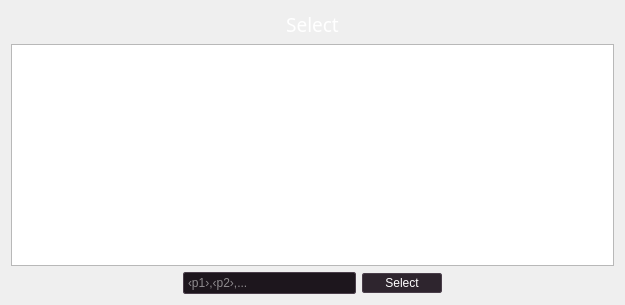
The window that core/qt5/Payload.ui (VainlyStrain/Vailyn) describes before a commit, drawn with Qt 5.
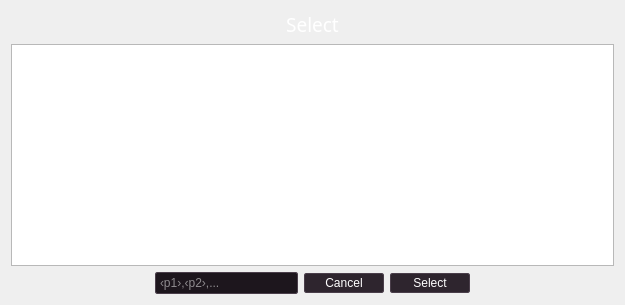
The same window after the commit. Icons and pictures are not drawn.

```diff
--- a/core/qt5/Payload.ui
+++ b/core/qt5/Payload.ui
@@ -249,6 +249,16 @@
        </property>
       </widget>
      </item>
+     <item>
+      <widget class="QPushButton" name="cancelButton">
+       <property name="focusPolicy">
+        <enum>Qt::ClickFocus</enum>
+       </property>
+       <property name="text">
+        <string>Cancel</string>
+       </property>
+      </widget>
+     </item>
      <item>
       <widget class="QPushButton" name="selectPayloadButton">
        <property name="text">
```
Left out of the diff: 9 changed lines with no effect on the pictures.
